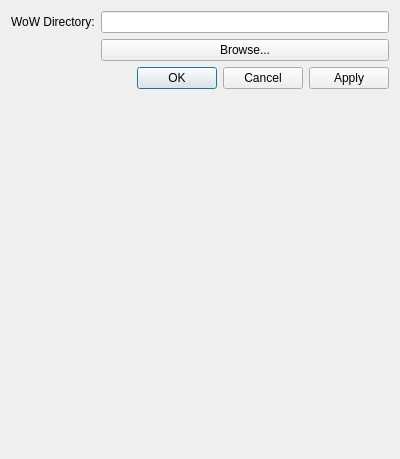
Above: ui/settings.ui from PaulCanada/wow-addon-updater before the change. Below: the same form after it.
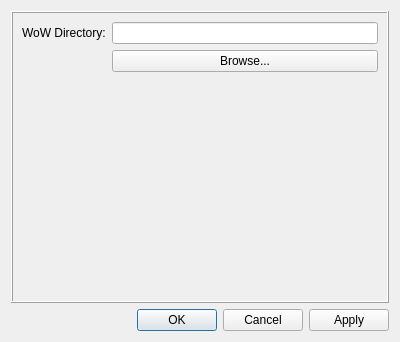
That is the form after the change.

Commit message: Restructure Settings Window GUI.

```diff
--- a/ui/settings.ui
+++ b/ui/settings.ui
@@ -7,12 +7,39 @@
     <x>0</x>
     <y>0</y>
     <width>400</width>
-    <height>459</height>
+    <height>342</height>
    </rect>
   </property>
+  <property name="minimumSize">
+   <size>
+    <width>0</width>
+    <height>0</height>
+   </size>
+  </property>
   <property name="windowTitle">
    <string>Settings</string>
   </property>
+  <layout class="QFormLayout" name="formLayout_2">
+   <item row="0" column="0" colspan="2">
+    <widget class="QFrame" name="frame">
+     <property name="sizePolicy">
+      <sizepolicy hsizetype="Preferred" vsizetype="Preferred">
+       <horstretch>0</horstretch>
+       <verstretch>1</verstretch>
+      </sizepolicy>
+     </property>
+     <property name="minimumSize">
+      <size>
+       <width>0</width>
+       <height>0</height>
+      </size>
+     </property>
+     <property name="frameShape">
+      <enum>QFrame::Box</enum>
+     </property>
+     <property name="frameShadow">
+      <enum>QFrame::Raised</enum>
+     </property>
   <layout class="QFormLayout" name="formLayout">
    <item row="0" column="0">
     <widget class="QLabel" name="lblWowDirectory">
@@ -31,7 +58,10 @@
      </property>
     </widget>
    </item>
-   <item row="2" column="0" colspan="2">
+     </layout>
+    </widget>
+   </item>
+   <item row="1" column="0" colspan="2">
     <layout class="QHBoxLayout" name="horizontalLayout">
      <item>
       <widget class="QDialogButtonBox" name="btnBox">
```
Lines whose indentation alone changed are shown as unchanged. The commit also changes 1 other file.
